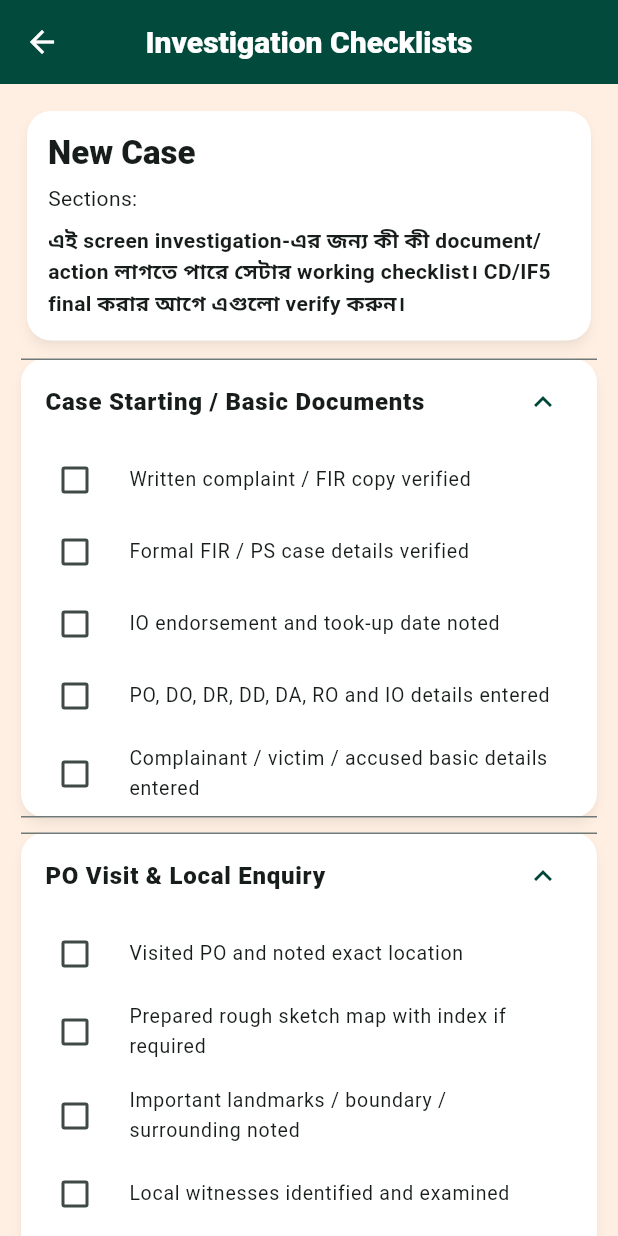
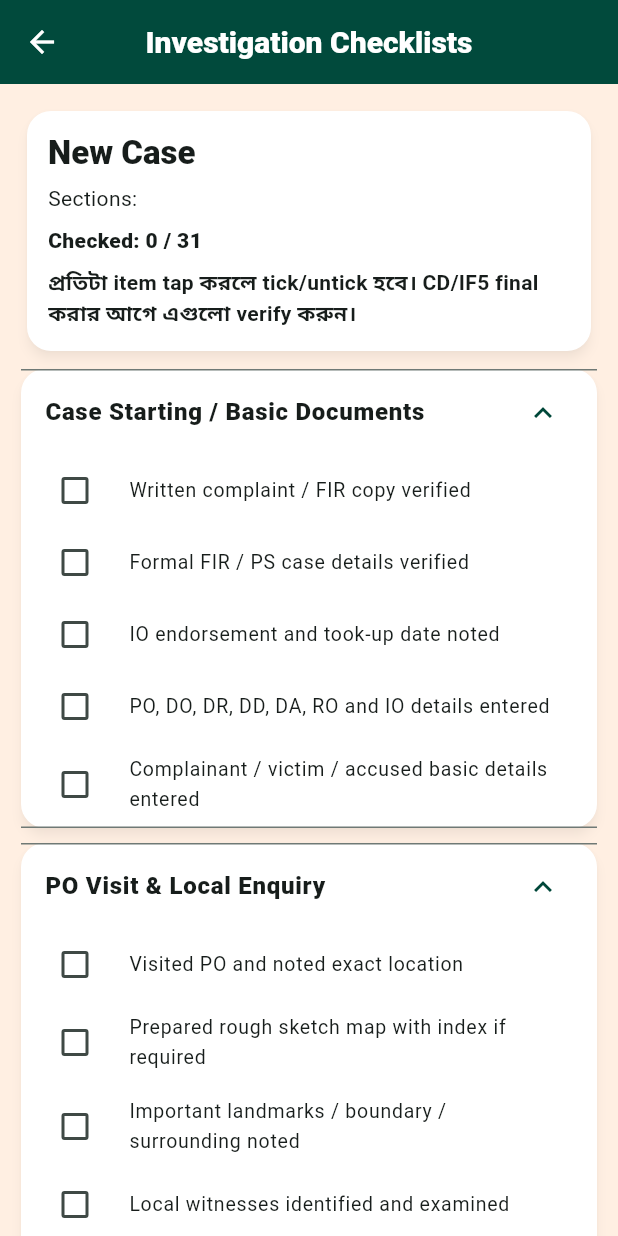
Before and after one commit to nexoofficialv1/investigation-process-mobile, a Flutter app: the InvestigationChecklistScreen screen opened directly with empty values, on a phone screen of 412 x 824 dp. Run offline on Flutter 3.47's test engine with Material 3 defaults, Android fonts, the phone set to English and light mode, and no system bars; our stand-ins replace pdf, printing, share_plus, shared_preferences; accounts and stored records are empty.

```diff
--- a/lib/screens/investigation_checklist_screen.dart
+++ b/lib/screens/investigation_checklist_screen.dart
@@ -2,14 +2,22 @@ import 'package:flutter/material.dart';
 
 import '../models/case_file.dart';
 
-class InvestigationChecklistScreen extends StatelessWidget {
+class InvestigationChecklistScreen extends StatefulWidget {
   final CaseFile caseFile;
 
   const InvestigationChecklistScreen({super.key, required this.caseFile});
 
   @override
+  State<InvestigationChecklistScreen> createState() => _InvestigationChecklistScreenState();
+}
+
+class _InvestigationChecklistScreenState extends State<InvestigationChecklistScreen> {
+  final Set<String> _checked = <String>{};
+
+  @override
   Widget build(BuildContext context) {
-    final sections = _buildChecklist(caseFile);
+    final sections = _buildChecklist(widget.caseFile);
+    final total = sections.fold<int>(0, (sum, sec) => sum + sec.items.length);
     return Scaffold(
       appBar: AppBar(title: const Text('Investigation Checklists')),
       body: ListView(
@@ -21,12 +29,14 @@ class InvestigationChecklistScreen extends StatelessWidget {
               child: Column(
                 crossAxisAlignment: CrossAxisAlignment.start,
                 children: [
-                  Text(caseFile.displayTitle, style: Theme.of(context).textTheme.titleLarge?.copyWith(fontWeight: FontWeight.w900)),
+                  Text(widget.caseFile.displayTitle, style: Theme.of(context).textTheme.titleLarge?.copyWith(fontWeight: FontWeight.w900)),
                   const SizedBox(height: 6),
-                  Text('Sections: ${caseFile.sections}'),
+                  Text('Sections: ${widget.caseFile.sections}'),
+                  const SizedBox(height: 8),
+                  Text('Checked: ${_checked.length} / $total', style: const TextStyle(fontWeight: FontWeight.w900)),
                   const SizedBox(height: 8),
                   const Text(
-                    'এই screen investigation-এর জন্য কী কী document/action লাগতে পারে সেটার working checklist। CD/IF5 final করার আগে এগুলো verify করুন।',
+                    'প্রতিটা item tap করলে tick/untick হবে। CD/IF5 final করার আগে এগুলো verify করুন।',
                     style: TextStyle(fontWeight: FontWeight.w700),
                   ),
                 ],
@@ -34,7 +44,19 @@ class InvestigationChecklistScreen extends StatelessWidget {
             ),
           ),
           const SizedBox(height: 8),
-          ...sections.map((section) => _ChecklistBlock(section: section)),
+          ...sections.map((section) => _ChecklistBlock(
+                section: section,
+                checked: _checked,
+                onToggle: (item, value) {
+                  setState(() {
+                    if (value) {
+                      _checked.add(item);
+                    } else {
+                      _checked.remove(item);
+                    }
+                  });
+                },
+              )),
           const SizedBox(height: 70),
         ],
       ),
@@ -43,7 +65,7 @@ class InvestigationChecklistScreen extends StatelessWidget {
 
   List<_ChecklistSection> _buildChecklist(CaseFile file) {
     final lower = file.sections.toLowerCase();
-    final pocso = lower.contains('pocso') || lower.contains('6') || lower.contains('4');
+    final pocso = lower.contains('pocso');
     final hurt = lower.contains('115') || lower.contains('117') || lower.contains('118') || lower.contains('109');
     final property = lower.contains('303') || lower.contains('305') || lower.contains('309') || lower.contains('317') || lower.contains('318');
 
@@ -124,7 +146,10 @@ class InvestigationChecklistScreen extends StatelessWidget {
 
 class _ChecklistBlock extends StatelessWidget {
   final _ChecklistSection section;
-  const _ChecklistBlock({required this.section});
+  final Set<String> checked;
+  final void Function(String item, bool value) onToggle;
+
+  const _ChecklistBlock({required this.section, required this.checked, required this.onToggle});
 
   @override
   Widget build(BuildContext context) {
@@ -133,15 +158,16 @@ class _ChecklistBlock extends StatelessWidget {
       child: ExpansionTile(
         initiallyExpanded: true,
         title: Text(section.title, style: const TextStyle(fontWeight: FontWeight.w900)),
-        children: section.items
-            .map((item) => CheckboxListTile(
-                  value: false,
-                  onChanged: (_) {},
-                  controlAffinity: ListTileControlAffinity.leading,
-                  title: Text(item),
-                  dense: true,
-                ))
-            .toList(),
+        children: section.items.map((item) {
+          final key = '${section.title}::$item';
+          return CheckboxListTile(
+            value: checked.contains(key),
+            onChanged: (value) => onToggle(key, value ?? false),
+            controlAffinity: ListTileControlAffinity.leading,
+            title: Text(item),
+            dense: true,
+          );
+        }).toList(),
       ),
     );
   }
```
Also changed, not shown: lib/screens/case_detail_screen.dart (+10 -0 lines), lib/screens/dashboard_screen.dart (+13 -1 lines), lib/screens/evidence_screen.dart (added, +167 -0 lines), lib/screens/sketch_map_screen.dart (+6 -1 lines), lib/services/pdf_service.dart (+56 -35 lines), 3 other files.
